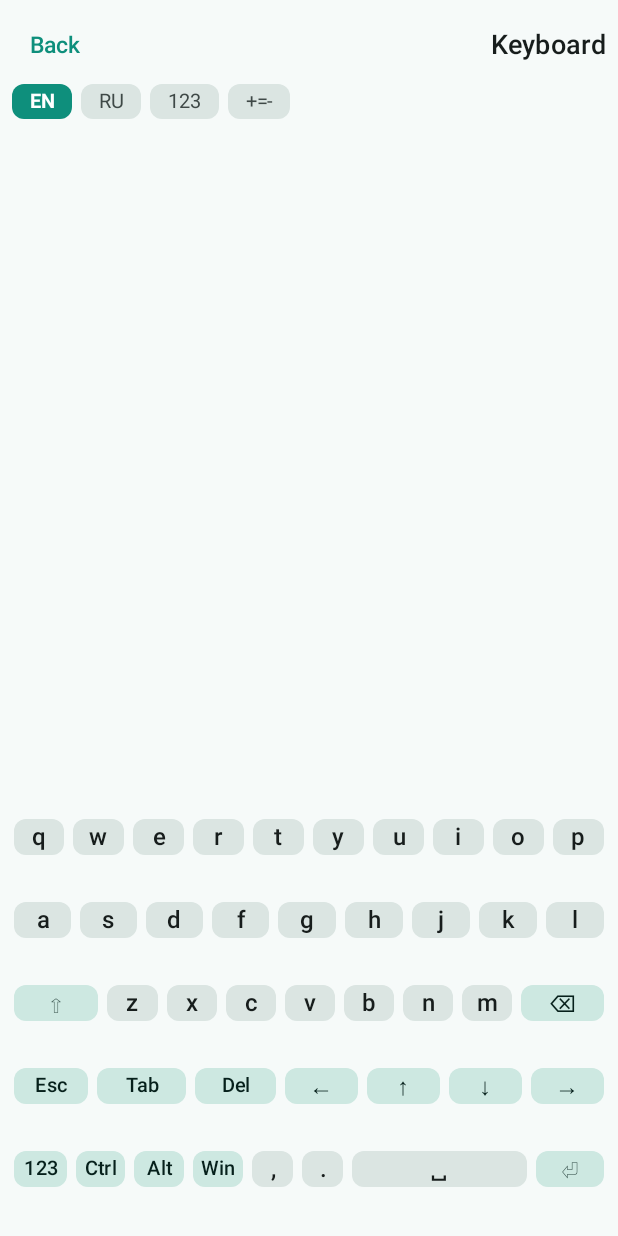
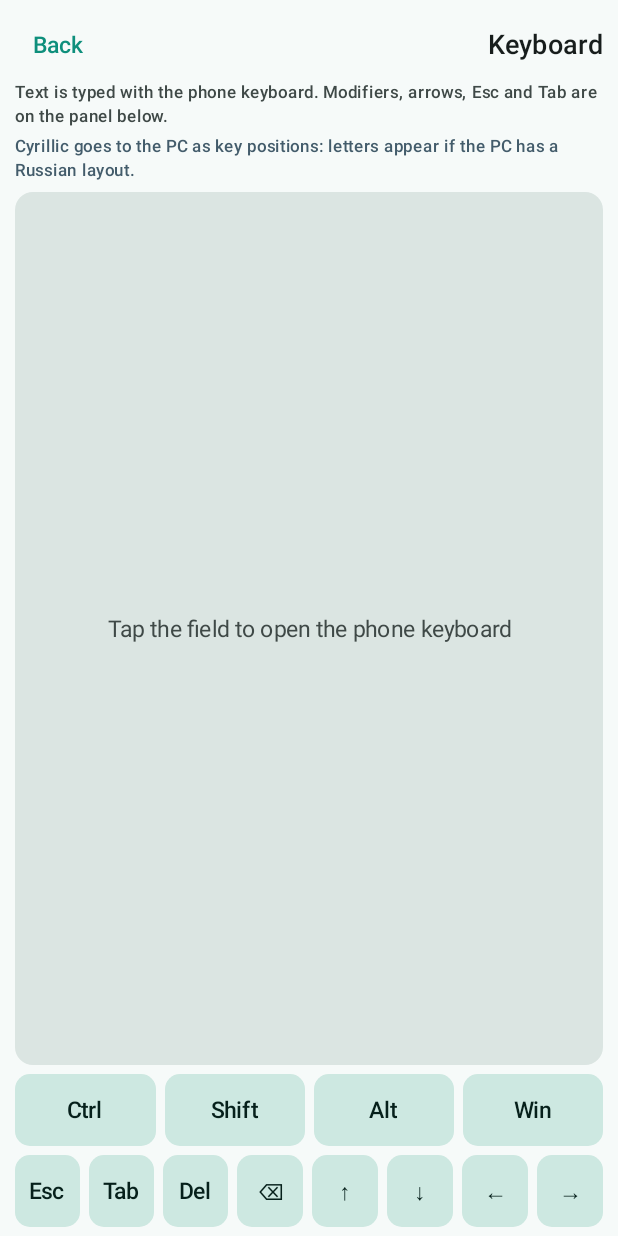
Before and after one commit to Appappars/pocket-input, an Android app built with Jetpack Compose: the screen it shows after launch (MainActivity), after a tap on "Keyboard", on a phone screen of 412 x 824 dp. Run offline under Robolectric (Android 15) with nearby library versions, the phone set to English and light mode, and no system bars; pictures from the network do not load; 1 statement that could not run was skipped; 2 other taps on this screen came first.

Commit message:
phase1: клавиатура через системную IME (решение владельца) + панель спецклавиш; adjustResize, CharMap/TextDiff, 59 тестов

```diff
--- a/android/app/build.gradle.kts
+++ b/android/app/build.gradle.kts
@@ -12,8 +12,8 @@ android {
         applicationId = "dev.pocketinput"
         minSdk = 28
         targetSdk = 34
-        versionCode = 3
-        versionName = "0.2.0-phase1"
+        versionCode = 4
+        versionName = "0.2.1-ime"
     }
 
     buildTypes {
--- a/android/app/src/main/AndroidManifest.xml
+++ b/android/app/src/main/AndroidManifest.xml
@@ -29,6 +29,7 @@
             android:name=".MainActivity"
             android:exported="true"
             android:label="@string/app_name"
+            android:windowSoftInputMode="adjustResize"
             android:theme="@style/Theme.PocketInput">
             <intent-filter>
                 <action android:name="android.intent.action.MAIN" />
--- a/android/app/src/main/kotlin/dev/pocketinput/ui/keyboard/KeyboardScreen.kt
+++ b/android/app/src/main/kotlin/dev/pocketinput/ui/keyboard/KeyboardScreen.kt
@@ -2,9 +2,6 @@ package dev.pocketinput.ui.keyboard
 
 import androidx.compose.foundation.background
 import androidx.compose.foundation.clickable
-import androidx.compose.foundation.gestures.awaitEachGesture
-import androidx.compose.foundation.gestures.awaitFirstDown
-import androidx.compose.foundation.gestures.detectTapGestures
 import androidx.compose.foundation.layout.Arrangement
 import androidx.compose.foundation.layout.Box
 import androidx.compose.foundation.layout.Column
@@ -13,8 +10,11 @@ import androidx.compose.foundation.layout.Row
 import androidx.compose.foundation.layout.fillMaxSize
 import androidx.compose.foundation.layout.fillMaxWidth
 import androidx.compose.foundation.layout.height
+import androidx.compose.foundation.layout.imePadding
 import androidx.compose.foundation.layout.padding
 import androidx.compose.foundation.shape.RoundedCornerShape
+import androidx.compose.foundation.text.BasicTextField
+import androidx.compose.foundation.text.KeyboardOptions
 import androidx.compose.material3.MaterialTheme
 import androidx.compose.material3.Text
 import androidx.compose.material3.TextButton
@@ -24,16 +24,20 @@ import androidx.compose.runtime.LaunchedEffect
 import androidx.compose.runtime.getValue
 import androidx.compose.runtime.mutableStateOf
 import androidx.compose.runtime.remember
-import androidx.compose.runtime.rememberUpdatedState
-import androidx.compose.runtime.saveable.rememberSaveable
 import androidx.compose.runtime.setValue
 import androidx.compose.ui.Alignment
 import androidx.compose.ui.Modifier
 import androidx.compose.ui.draw.clip
+import androidx.compose.ui.focus.FocusRequester
+import androidx.compose.ui.focus.focusRequester
 import androidx.compose.ui.graphics.Color
-import androidx.compose.ui.input.pointer.pointerInput
+import androidx.compose.ui.graphics.SolidColor
+import androidx.compose.ui.platform.LocalSoftwareKeyboardController
 import androidx.compose.ui.res.stringResource
+import androidx.compose.ui.text.TextStyle
 import androidx.compose.ui.text.font.FontWeight
+import androidx.compose.ui.text.input.ImeAction
+import androidx.compose.ui.text.input.KeyboardCapitalization
 import androidx.compose.ui.text.style.TextAlign
 import androidx.compose.ui.unit.dp
 import androidx.compose.ui.unit.sp
@@ -41,16 +45,16 @@ import dev.pocketinput.R
 import dev.pocketinput.data.SettingsState
 import dev.pocketinput.hid.HidTransport
 
-/** Высота ряда клавиш: 52 dp — клавиатура влезает в портрет без прокрутки (brief). */
-private val ROW_HEIGHT = 52.dp
-private val KEY_GAP = 3.dp
-
 /**
- * Клавиатура фазы 1 (docs/phase1-brief.md, «Клавиатура»).
+ * Ввод текста через СИСТЕМНУЮ клавиатуру телефона (решение владельца продукта; отменяет
+ * собственную раскладку из spec 4.7 — свайп, свои языки и автокоррекция удобнее).
  *
- * Собственная Compose-клавиатура, не системная IME: слои EN/RU/SYM/SYM2, sticky-модификаторы,
- * отправка через HID usage-коды (`transport.keyTap` / `keyDown`+`keyUp` для Backspace).
- * Весь набор — 5 рядов по 52 dp, без прокрутки.
+ * На экране невидимое поле ввода, которое держит фокус и вызывает IME. Каждое изменение текста
+ * диффится ([TextDiff]) и превращается в HID-отчёты: удаления → Backspace, вставленный текст →
+ * по одному `keyTap` через [CharMap]. Панель ниже отправляет то, чего у IME нет: модификаторы
+ * (sticky), Esc, Tab, Del, Backspace, стрелки.
+ *
+ * Кириллица уходит как ПОЗИЦИИ клавиш: буквы появятся на ПК при русской раскладке (spec 4.7).
  */
 @Composable
 fun KeyboardScreen(
@@ -59,57 +63,68 @@ fun KeyboardScreen(
     onLayoutChange: (String) -> Unit,
     onBack: () -> Unit,
 ) {
-    // Выбранный слой запоминается per-устройство через settings.layout.
-    var layer by rememberSaveable { mutableStateOf(KeyMap.layerFromLayout(settings.layout)) }
+    var buffer by remember { mutableStateOf("") }
     var sticky by remember { mutableStateOf(StickyState()) }
-    var backspaceHeld by remember { mutableStateOf(false) }
+    var unsupported by remember { mutableStateOf(0) }
 
-    // Смена layout снаружи (экран настроек) переключает буквенный слой.
-    LaunchedEffect(settings.layout) {
-        val target = KeyMap.layerFromLayout(settings.layout)
-        if (layer != target && (layer == Layer.EN || layer == Layer.RU)) layer = target
+    val focus = remember { FocusRequester() }
+    val ime = LocalSoftwareKeyboardController.current
+
+    // Экран существует только ради набора текста: сразу поднимаем системную клавиатуру.
+    LaunchedEffect(Unit) {
+        focus.requestFocus()
+        ime?.show()
     }
 
-    // Уход с экрана не должен оставить Backspace зажатой на ПК.
-    DisposableEffect(Unit) {
-        onDispose {
-            if (backspaceHeld) {
-                transport.keyUp()
-                backspaceHeld = false
-            }
-        }
+    fun sendKey(usage: Int) {
+        transport.keyTap(usage, sticky.mask)
+        sticky = KeyMap.afterKeyPress(sticky)
     }
 
-    fun setLayer(target: Layer) {
-        layer = target
-        KeyMap.layoutOf(target)?.let(onLayoutChange)
+    fun handleChange(next: String) {
+        if (next == buffer) return
+        val d = TextDiff.diff(buffer, next)
+
+        repeat(d.deleted) { transport.keyTap(Usages.BACKSPACE, sticky.mask) }
+        if (d.deleted > 0) sticky = KeyMap.afterKeyPress(sticky)
+
+        var cyrillicTyped = false
+        var latinTyped = false
+        d.inserted.forEach { ch ->
+            if (ch == '\n') {
+                sendKey(Usages.ENTER)
+                return@forEach
+            }
+            val mapped = CharMap.map(ch)
+            if (mapped == null) {
+                unsupported++
+                return@forEach
+            }
+            val (usage, extra) = mapped
+            if (ch.isCyrillicLetter()) cyrillicTyped = true
+            if (ch in 'a'..'z' || ch in 'A'..'Z') latinTyped = true
+            transport.keyTap(usage, sticky.mask or extra)
+            sticky = KeyMap.afterKeyPress(sticky)
+        }
+        if (cyrillicTyped) onLayoutChange("ru") else if (latinTyped) onLayoutChange("en")
+
+        // Поле держим коротким, чтобы IME не накапливал километровый текст.
+        buffer = if (next.length >= 24) "" else next
     }
 
-    val onKeyPress: (Key) -> Unit = { key ->
-        when (key.kind) {
-            KeyKind.MOD -> sticky = KeyMap.toggleModifier(sticky, key.modMask)
-            KeyKind.LAYER -> key.targetLayer?.let { setLayer(it) }
-            KeyKind.BACKSPACE -> Unit // удержание обрабатывается pointerInput клавиши
-            else -> {
-                val (usage, extraMods) = KeyMap.resolveUsage(key, shifted = sticky.isLocked(Mods.LSHIFT))
-                transport.keyTap(usage, sticky.mask or extraMods)
-                sticky = KeyMap.afterKeyPress(sticky)
-            }
-        }
-    }
+    // Уход с экрана не должен оставить модификатор зажатым на ПК.
+    DisposableEffect(Unit) { onDispose { transport.keyUp() } }
 
     Column(
         modifier = Modifier
             .fillMaxSize()
             .background(MaterialTheme.colorScheme.background)
-            .padding(horizontal = 8.dp, vertical = 6.dp),
+            .imePadding()
+            .padding(horizontal = 10.dp, vertical = 6.dp),
     ) {
-        Row(
-            modifier = Modifier.fillMaxWidth(),
-            verticalAlignment = Alignment.CenterVertically,
-        ) {
+        Row(modifier = Modifier.fillMaxWidth(), verticalAlignment = Alignment.CenterVertically) {
             TextButton(onClick = onBack, contentPadding = PaddingValues(horizontal = 6.dp, vertical = 2.dp)) {
-                Text(text = stringResource(R.string.back), style = MaterialTheme.typography.labelLarge)
+                Text(stringResource(R.string.back), style = MaterialTheme.typography.labelLarge)
             }
             Text(
                 text = stringResource(R.string.keyboard_title),
@@ -119,182 +134,145 @@ fun KeyboardScreen(
             )
         }
 
-        // Переключатель слоёв: активный подсвечен.
-        Row(
+        Text(
+            text = stringResource(R.string.kb_system_hint),
+            style = MaterialTheme.typography.labelSmall,
+            color = MaterialTheme.colorScheme.onSurfaceVariant,
+            modifier = Modifier.padding(bottom = 4.dp),
+        )
+        Text(
+            text = stringResource(R.string.kb_field_hint),
+            style = MaterialTheme.typography.labelSmall,
+            color = MaterialTheme.colorScheme.tertiary,
+            modifier = Modifier.padding(bottom = 6.dp),
+        )
+
+        // Невидимое поле: держит фокус, через него приходит текст системной клавиатуры.
+        Box(
             modifier = Modifier
                 .fillMaxWidth()
-                .padding(top = 2.dp, bottom = 4.dp),
-            horizontalArrangement = Arrangement.spacedBy(6.dp),
+                .weight(1f)
+                .clip(RoundedCornerShape(12.dp))
+                .background(MaterialTheme.colorScheme.surfaceVariant)
+                .clickable {
+                    focus.requestFocus()
+                    ime?.show()
+                },
+            contentAlignment = Alignment.Center,
         ) {
-            LayerChip(Layer.EN, active = layer == Layer.EN) { setLayer(Layer.EN) }
-            LayerChip(Layer.RU, active = layer == Layer.RU) { setLayer(Layer.RU) }
-            LayerChip(Layer.SYM, active = layer == Layer.SYM) { setLayer(Layer.SYM) }
-            LayerChip(Layer.SYM2, active = layer == Layer.SYM2) { setLayer(Layer.SYM2) }
+            BasicTextField(
+                value = buffer,
+                onValueChange = { handleChange(it) },
+                modifier = Modifier.fillMaxSize().focusRequester(focus),
+                textStyle = TextStyle(color = Color.Transparent, fontSize = 1.sp),
+                cursorBrush = SolidColor(Color.Transparent),
+                keyboardOptions = KeyboardOptions(
+                    capitalization = KeyboardCapitalization.None,
+                    autoCorrectEnabled = false,
+                    imeAction = ImeAction.None,
+                ),
+            )
+            if (buffer.isEmpty()) {
+                Text(
+                    text = stringResource(R.string.kb_tap_to_open),
+                    style = MaterialTheme.typography.bodyMedium,
+                    color = MaterialTheme.colorScheme.onSurfaceVariant,
+                    textAlign = TextAlign.Center,
+                )
+            }
         }
 
-        // Постоянная подсказка при RU-слое (spec 4.7: HID передаёт позиции, не буквы).
-        if (layer == Layer.RU) {
-            Text(
-                text = stringResource(R.string.keyboard_cyrillic_hint),
-                style = MaterialTheme.typography.labelSmall,
-                color = MaterialTheme.colorScheme.tertiary,
-                modifier = Modifier.padding(bottom = 4.dp),
-            )
-        }
-        // Залипший модификатор — текстом (brief: keyboard_sticky_hint).
         if (sticky.hasLocked()) {
             Text(
                 text = stringResource(R.string.keyboard_sticky_hint) + ": " + KeyMap.modifierNames(sticky.locked),
                 style = MaterialTheme.typography.labelSmall,
                 color = MaterialTheme.colorScheme.secondary,
-                modifier = Modifier.padding(bottom = 4.dp),
+                modifier = Modifier.padding(top = 4.dp),
+            )
+        }
+        if (unsupported > 0) {
+            Text(
+                text = stringResource(R.string.kb_unsupported, unsupported),
+                style = MaterialTheme.typography.labelSmall,
+                color = MaterialTheme.colorScheme.error,
+                modifier = Modifier.padding(top = 2.dp),
             )
         }
 
-        Column(
-            modifier = Modifier
-                .fillMaxWidth()
-                .weight(1f),
-            verticalArrangement = Arrangement.spacedBy(KEY_GAP, Alignment.Bottom),
+        // Панель того, чего нет у системной клавиатуры: модификаторы и служебные клавиши.
+        Row(
+            modifier = Modifier.fillMaxWidth().padding(top = 6.dp),
+            horizontalArrangement = Arrangement.spacedBy(6.dp),
         ) {
-            KeyMap.rows(layer).forEach { row ->
-                Row(
-                    modifier = Modifier
-                        .fillMaxWidth()
-                        .height(ROW_HEIGHT),
-                    horizontalArrangement = Arrangement.spacedBy(KEY_GAP),
-                ) {
-                    row.forEach { key ->
-                        KeyView(
-                            key = key,
-                            label = if (key.kind == KeyKind.LAYER) layerLabel(key.targetLayer) else key.label,
-                            modifier = Modifier.weight(key.widthWeight),
-                            armed = key.kind == KeyKind.MOD && sticky.isArmed(key.modMask),
-                            locked = key.kind == KeyKind.MOD && sticky.isLocked(key.modMask),
-                            active = key.kind == KeyKind.LAYER && key.targetLayer == layer,
-                            onTap = onKeyPress,
-                            onHoldStart = if (key.kind == KeyKind.BACKSPACE) {
-                                {
-                                    backspaceHeld = true
-                                    transport.keyDown(Usages.BACKSPACE, sticky.mask)
-                                    sticky = KeyMap.afterKeyPress(sticky)
-                                }
-                            } else null,
-                            onHoldEnd = if (key.kind == KeyKind.BACKSPACE) {
-                                {
-                                    transport.keyUp()
-                                    backspaceHeld = false
-                                }
-                            } else null,
-                        )
-                    }
-                }
+            ToolKey("Ctrl", Modifier.weight(1f),
+                armed = sticky.isArmed(Mods.LCTRL), locked = sticky.isLocked(Mods.LCTRL)) {
+                sticky = KeyMap.toggleModifier(sticky, Mods.LCTRL)
             }
+            ToolKey("Shift", Modifier.weight(1f),
+                armed = sticky.isArmed(Mods.LSHIFT), locked = sticky.isLocked(Mods.LSHIFT)) {
+                sticky = KeyMap.toggleModifier(sticky, Mods.LSHIFT)
+            }
+            ToolKey("Alt", Modifier.weight(1f),
+                armed = sticky.isArmed(Mods.LALT), locked = sticky.isLocked(Mods.LALT)) {
+                sticky = KeyMap.toggleModifier(sticky, Mods.LALT)
+            }
+            ToolKey("Win", Modifier.weight(1f),
+                armed = sticky.isArmed(Mods.LGUI), locked = sticky.isLocked(Mods.LGUI)) {
+                sticky = KeyMap.toggleModifier(sticky, Mods.LGUI)
+            }
+        }
+        Row(
+            modifier = Modifier.fillMaxWidth().padding(top = 6.dp),
+            horizontalArrangement = Arrangement.spacedBy(6.dp),
+        ) {
+            ToolKey("Esc", Modifier.weight(1f)) { sendKey(Usages.ESC) }
+            ToolKey("Tab", Modifier.weight(1f)) { sendKey(Usages.TAB) }
+            ToolKey("Del", Modifier.weight(1f)) { sendKey(Usages.DEL) }
+            ToolKey("⌫", Modifier.weight(1f)) { sendKey(Usages.BACKSPACE) }
+            ToolKey("↑", Modifier.weight(1f)) { sendKey(Usages.ARROW_UP) }
+            ToolKey("↓", Modifier.weight(1f)) { sendKey(Usages.ARROW_DOWN) }
+            ToolKey("←", Modifier.weight(1f)) { sendKey(Usages.ARROW_LEFT) }
+            ToolKey("→", Modifier.weight(1f)) { sendKey(Usages.ARROW_RIGHT) }
         }
     }
 }
 
-@Composable
-private fun layerLabel(layer: Layer?): String = stringResource(
-    when (layer) {
-        Layer.EN -> R.string.layer_en
-        Layer.RU -> R.string.layer_ru
-        Layer.SYM -> R.string.layer_sym
-        Layer.SYM2 -> R.string.layer_sym2
-        null -> R.string.layer_en
-    }
-)
+private fun Char.isCyrillicLetter(): Boolean =
+    this in 'а'..'я' || this in 'А'..'Я' || this == 'ё' || this == 'Ё'
 
 @Composable
-private fun LayerChip(layer: Layer, active: Boolean, onClick: () -> Unit) {
-    val scheme = MaterialTheme.colorScheme
-    Box(
-        modifier = Modifier
-            .clip(RoundedCornerShape(8.dp))
-            .background(if (active) scheme.primary else scheme.surfaceVariant)
-            .clickable(onClick = onClick)
-            .padding(horizontal = 12.dp, vertical = 4.dp),
-        contentAlignment = Alignment.Center,
-    ) {
-        Text(
-            text = layerLabel(layer),
-            style = MaterialTheme.typography.labelMedium,
-            fontWeight = if (active) FontWeight.Bold else FontWeight.Normal,
-            color = if (active) scheme.onPrimary else scheme.onSurfaceVariant,
-        )
-    }
-}
-
-/**
- * Одна клавиша. Обычная клавиша отправляется одним `keyTap`; Backspace держится
- * (`keyDown` … `keyUp`), автоповтор делает ОС ПК (brief: на HID-пути автоповтор не реализуется).
- */
-@Composable
-private fun KeyView(
-    key: Key,
+private fun ToolKey(
     label: String,
     modifier: Modifier = Modifier,
     armed: Boolean = false,
     locked: Boolean = false,
-    active: Boolean = false,
-    onTap: (Key) -> Unit,
-    onHoldStart: (() -> Unit)? = null,
-    onHoldEnd: (() -> Unit)? = null,
+    onClick: () -> Unit,
 ) {
     val scheme = MaterialTheme.colorScheme
-    val background: Color = when {
+    val bg = when {
         locked -> scheme.tertiaryContainer
         armed -> scheme.primaryContainer
-        active -> scheme.secondaryContainer
-        key.kind == KeyKind.CHAR || key.kind == KeyKind.SPACE -> scheme.surfaceVariant
         else -> scheme.secondaryContainer
     }
-    val foreground: Color = when {
+    val fg = when {
         locked -> scheme.onTertiaryContainer
         armed -> scheme.onPrimaryContainer
-        active -> scheme.onSecondaryContainer
-        key.kind == KeyKind.CHAR || key.kind == KeyKind.SPACE -> scheme.onSurface
         else -> scheme.onSecondaryContainer
     }
-
-    val tapState by rememberUpdatedState(onTap)
-    val holdStartState by rememberUpdatedState(onHoldStart)
-    val holdEndState by rememberUpdatedState(onHoldEnd)
-
-    val gestureModifier = if (onHoldStart != null) {
-        Modifier.pointerInput(key) {
-            awaitEachGesture {
-                awaitFirstDown(requireUnconsumed = false)
-                holdStartState?.invoke()
-                var pressed = true
-                while (pressed) {
-                    val event = awaitPointerEvent()
-                    pressed = event.changes.any { it.pressed }
-                }
-                holdEndState?.invoke()
-            }
-        }
-    } else {
-        Modifier.pointerInput(key) {
-            detectTapGestures { tapState(key) }
-        }
-    }
-
     Box(
         modifier = modifier
-            .padding(1.dp)
-            .clip(RoundedCornerShape(8.dp))
-            .background(background)
-            .then(gestureModifier),
+            .height(48.dp)
+            .clip(RoundedCornerShape(10.dp))
+            .background(bg)
+            .clickable(onClick = onClick),
         contentAlignment = Alignment.Center,
     ) {
         Text(
             text = label,
-            color = foreground,
-            fontSize = if (label.length > 1) 13.sp else 16.sp,
+            color = fg,
+            style = MaterialTheme.typography.labelLarge,
             fontWeight = if (locked) FontWeight.Bold else FontWeight.Medium,
             maxLines = 1,
-            textAlign = TextAlign.Center,
         )
     }
 }
--- a/android/app/src/main/res/values/strings.xml
+++ b/android/app/src/main/res/values/strings.xml
@@ -38,6 +38,10 @@
     <string name="settings_theme_system">System</string>
     <string name="settings_theme_dark">Dark</string>
     <string name="settings_theme_light">Light</string>
+    <string name="kb_system_hint">Text is typed with the phone keyboard. Modifiers, arrows, Esc and Tab are on the panel below.</string>
+    <string name="kb_tap_to_open">Tap the field to open the phone keyboard</string>
+    <string name="kb_field_hint">Cyrillic goes to the PC as key positions: letters appear if the PC has a Russian layout.</string>
+    <string name="kb_unsupported">Skipped characters: %1$d. Emoji and other symbols outside the PC keyboard cannot be sent in HID mode — agent mode is required (phase 2).</string>
     <string name="back">Back</string>
     <string name="status_state">HID state: %1$s</string>
     <string name="status_peer">PC: %1$s</string>
```
Also changed, not shown: android/app/src/main/kotlin/dev/pocketinput/ui/keyboard/CharMap.kt (added, +66 -0 lines), android/app/src/main/kotlin/dev/pocketinput/ui/keyboard/TextDiff.kt (added, +31 -0 lines), 6 other files.
